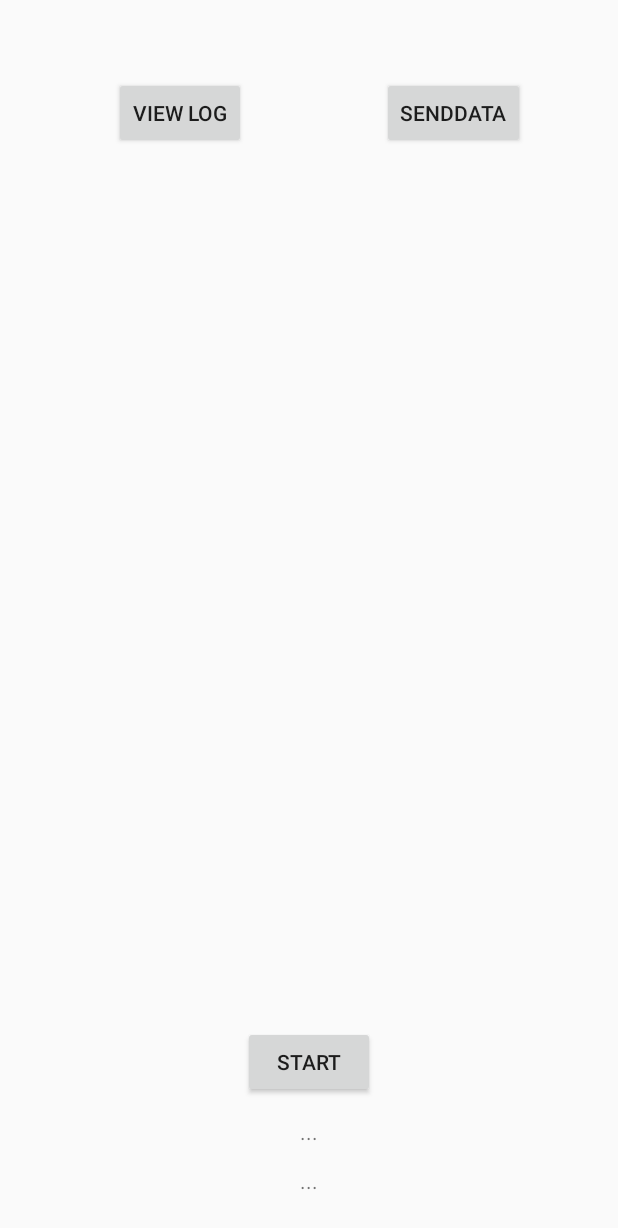
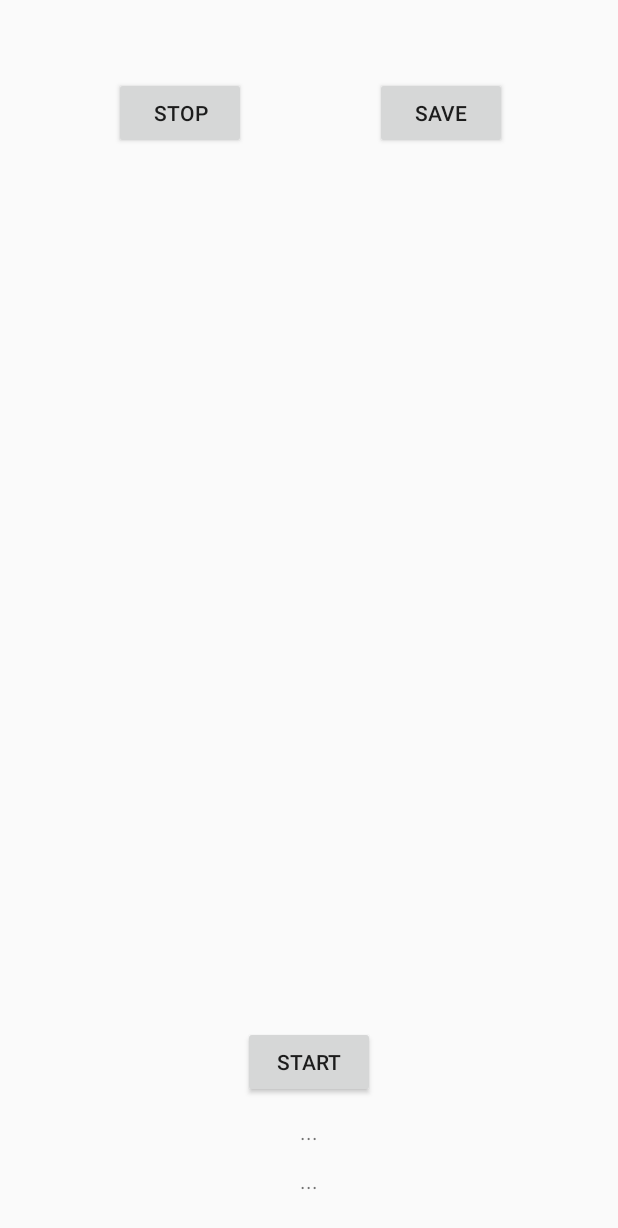
Before and after one commit to Govoz/InertialTracker, an Android app: the layout activity_main.xml on its own in the app's theme, with its tools: preview values and no code run, on a phone screen of 412 x 824 dp. Shown: the top 1228 px of the screen. Run offline under Robolectric (Android 15) with nearby library versions, the phone set to English and light mode, and no system bars.

```diff
--- a/app/src/main/AndroidManifest.xml
+++ b/app/src/main/AndroidManifest.xml
@@ -8,6 +8,7 @@
     <uses-permission android:name="android.permission.ACCESS_WIFI_STATE"/>
     <uses-permission android:name="android.permission.CHANGE_WIFI_STATE"/>
     <uses-permission android:name="android.permission.INTERNET"/>
+    <uses-permission android:name="android.permission.WRITE_EXTERNAL_STORAGE" />
 
 
     <application
--- a/app/src/main/java/com/example/federico/inertialtracker/checkSend.java
+++ b/app/src/main/java/com/example/federico/inertialtracker/checkSend.java
@@ -47,13 +47,14 @@ public class checkSend extends ParallelIntentService {
 			current_timestamp = System.currentTimeMillis();
 			if (checkFrequency(current_timestamp, last_timestamp)) {
 				last_timestamp = current_timestamp;
-				// Controllo se sono connesso
+
+				// Controllo se sono connesso o se mi è possibile farlo
 				if (checkConnection()) {
 
 					Log.d("CheckConnection", "Connesso.");
 
 					JSONObject toSendJSON = JsonUtils.prepareToSend();
-					sendData(toSendJSON);
+				//	sendData(toSendJSON);
 				}
 
 			} else {
--- a/app/src/main/java/com/example/federico/inertialtracker/gpsPosition.java
+++ b/app/src/main/java/com/example/federico/inertialtracker/gpsPosition.java
@@ -57,7 +57,7 @@ class gpsPosition {
 		double latitude = location.getLatitude();
 		double longitude = location.getLongitude();
 
-		String msg = String.valueOf(latitude) + " - " + String.valueOf(longitude) + "/n";
+		String msg = String.valueOf(latitude) + "_" + String.valueOf(longitude);
 
 		JsonUtils.addGPS(latitude, longitude);
 
--- a/app/src/main/java/com/example/federico/inertialtracker/motionDetect.java
+++ b/app/src/main/java/com/example/federico/inertialtracker/motionDetect.java
@@ -43,7 +43,7 @@ class motionDetect implements SensorEventListener {
 			double y = event.values[1];
 			double z = event.values[2];
 
-			// g-force
+			// magnitude
 			mAccelCurrent = Math.sqrt(x*x + y*y + z*z);
 
 			double delta = mAccelCurrent - mAccelLast;
--- a/app/src/main/res/layout/activity_main.xml
+++ b/app/src/main/res/layout/activity_main.xml
@@ -11,24 +11,14 @@
     tools:context="com.example.federico.inertialtracker.MainActivity">
 
     <Button
-        android:text="View Log"
+        android:text="stop"
         android:layout_width="wrap_content"
         android:layout_height="wrap_content"
         android:layout_marginTop="35dp"
-        android:id="@+id/viewLog"
+        android:id="@+id/stop"
         android:layout_alignParentTop="true"
         android:layout_alignParentStart="true"
         android:layout_marginStart="60dp"/>
-
-    <Button
-        android:text="SendData"
-        android:layout_width="wrap_content"
-        android:layout_height="wrap_content"
-        android:id="@+id/sendData"
-        android:layout_alignBaseline="@+id/viewLog"
-        android:layout_alignBottom="@+id/viewLog"
-        android:layout_alignParentEnd="true"
-        android:layout_marginEnd="46dp"/>
 
     <Button
         android:text="Start"
@@ -57,5 +47,14 @@
         android:layout_alignParentBottom="true"
         android:layout_centerHorizontal="true"/>
 
+    <Button
+        android:text="save"
+        android:layout_width="wrap_content"
+        android:layout_height="wrap_content"
+        android:id="@+id/save"
+        android:layout_alignBaseline="@+id/stop"
+        android:layout_alignBottom="@+id/stop"
+        android:layout_toEndOf="@+id/start_button"/>
+
 
 </RelativeLayout>
```
Also changed, not shown: app/src/main/java/com/example/federico/inertialtracker/JsonUtils.java (+1 -19 lines), app/src/main/java/com/example/federico/inertialtracker/MainActivity.java (+61 -10 lines), app/src/main/java/com/example/federico/inertialtracker/logData.java (+8 -30 lines), 2 other files.
